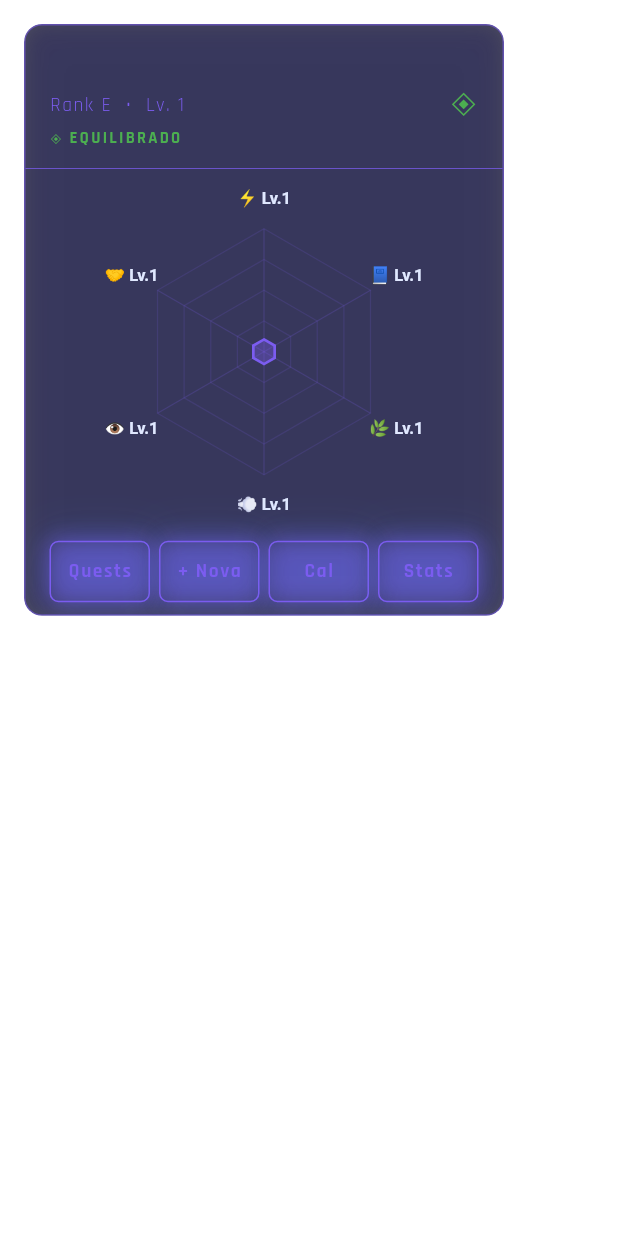
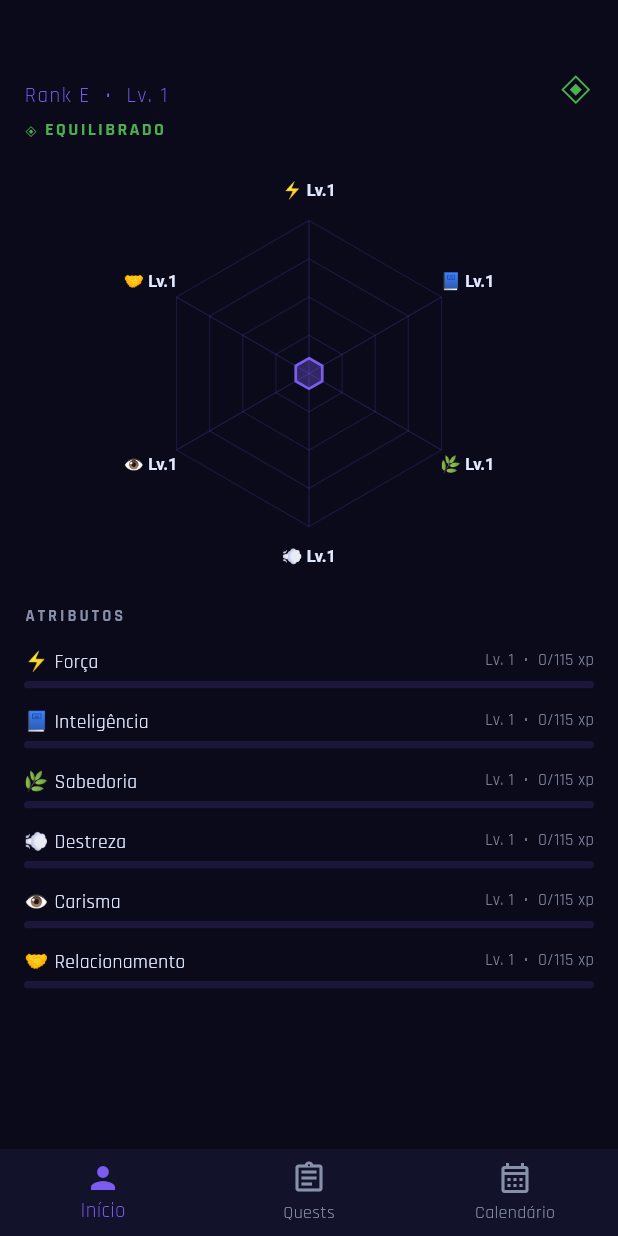
Before and after one commit to Victor-Pierobon/KingsPath, a Flutter app: the screen it shows once a user with an empty profile is signed in, on a phone screen of 412 x 824 dp. Run offline on Flutter 3.47's test engine with Material 3 defaults, Android fonts, the phone set to English and light mode, and no system bars; our stand-ins replace flutter_riverpod, google_fonts, supabase_flutter; missing offline and left inert: window_manager; accounts and stored records are empty.

Commit message:
arrumando as telas da versão mobile

```diff
--- a/lib/app.dart
+++ b/lib/app.dart
@@ -1,3 +1,4 @@
+import 'package:flutter/foundation.dart' show defaultTargetPlatform, TargetPlatform;
 import 'package:flutter/material.dart';
 import 'package:flutter_riverpod/flutter_riverpod.dart';
 import 'package:google_fonts/google_fonts.dart';
@@ -5,6 +6,7 @@ import 'package:supabase_flutter/supabase_flutter.dart';
 import 'core/constants/app_colors.dart';
 import 'features/auth/auth_screen.dart';
 import 'features/dashboard/dashboard_panel.dart';
+import 'features/mobile/mobile_home.dart';
 import 'features/quests/quest_board_panel.dart';
 
 class KingsPathApp extends StatelessWidget {
@@ -97,6 +99,10 @@ class _AppInitializerState extends ConsumerState<_AppInitializer>
     if (mounted) setState(() => _loading = false);
   }
 
+  bool get _isMobile =>
+      defaultTargetPlatform == TargetPlatform.android ||
+      defaultTargetPlatform == TargetPlatform.iOS;
+
   @override
   Widget build(BuildContext context) {
     if (_error != null) {
@@ -136,6 +142,6 @@ class _AppInitializerState extends ConsumerState<_AppInitializer>
         ),
       );
     }
-    return const DashboardPanel();
+    return _isMobile ? const MobileHome() : const DashboardPanel();
   }
 }
--- /dev/null
+++ b/lib/features/mobile/mobile_home.dart
@@ -0,0 +1,259 @@
+import 'package:flutter/material.dart';
+import 'package:flutter_riverpod/flutter_riverpod.dart';
+import '../../core/constants/app_colors.dart';
+import '../../core/models/attribute.dart';
+import '../../core/utils/xp_calculator.dart';
+import '../dashboard/dashboard_panel.dart';
+import '../dashboard/radar_chart_widget.dart';
+import '../quests/quest_board_panel.dart';
+import '../quests/create_quest_panel.dart';
+import '../calendar/calendar_panel.dart';
+
+class MobileHome extends ConsumerStatefulWidget {
+  const MobileHome({super.key});
+
+  @override
+  ConsumerState<MobileHome> createState() => _MobileHomeState();
+}
+
+class _MobileHomeState extends ConsumerState<MobileHome> {
+  int _tab = 0;
+
+  void _openCreate() {
+    showModalBottomSheet(
+      context: context,
+      isScrollControlled: true,
+      backgroundColor: Colors.transparent,
+      builder: (ctx) => Padding(
+        padding: EdgeInsets.only(bottom: MediaQuery.of(ctx).viewInsets.bottom),
+        child: SingleChildScrollView(
+          child: CreateQuestPanel(onClose: () => Navigator.pop(ctx)),
+        ),
+      ),
+    );
+  }
+
+  @override
+  Widget build(BuildContext context) {
+    return Scaffold(
+      backgroundColor: AppColors.background,
+      body: SafeArea(
+        child: IndexedStack(
+          index: _tab,
+          children: const [
+            _DashTab(),
+            _QuestsTab(),
+            _CalendarTab(),
+          ],
+        ),
+      ),
+      floatingActionButton: _tab == 1
+          ? FloatingActionButton(
+              backgroundColor: AppColors.accent,
+              onPressed: _openCreate,
+              child: const Icon(Icons.add, color: Colors.black87),
+            )
+          : null,
+      bottomNavigationBar: BottomNavigationBar(
+        currentIndex: _tab,
+        onTap: (i) => setState(() => _tab = i),
+        backgroundColor: AppColors.surface,
+        selectedItemColor: AppColors.accent,
+        unselectedItemColor: AppColors.textMuted,
+        items: const [
+          BottomNavigationBarItem(
+            icon: Icon(Icons.person_outline),
+            activeIcon: Icon(Icons.person),
+            label: 'Início',
+          ),
+          BottomNavigationBarItem(
+            icon: Icon(Icons.assignment_outlined),
+            activeIcon: Icon(Icons.assignment),
+            label: 'Quests',
+          ),
+          BottomNavigationBarItem(
+            icon: Icon(Icons.calendar_month_outlined),
+            activeIcon: Icon(Icons.calendar_month),
+            label: 'Calendário',
+          ),
+        ],
+      ),
+    );
+  }
+}
+
+class _DashTab extends ConsumerWidget {
+  const _DashTab();
+
+  @override
+  Widget build(BuildContext context, WidgetRef ref) {
+    final player = ref.watch(playerProvider);
+    final info = player.archetypeInfo;
+
+    return SingleChildScrollView(
+      padding: const EdgeInsets.fromLTRB(16, 20, 16, 16),
+      child: Column(
+        crossAxisAlignment: CrossAxisAlignment.start,
+        children: [
+          // Header
+          Row(
+            children: [
+              Expanded(
+                child: Column(
+                  crossAxisAlignment: CrossAxisAlignment.start,
+                  children: [
+                    Text(
+                      player.name.toUpperCase(),
+                      style: const TextStyle(
+                        color: AppColors.text,
+                        fontSize: 22,
+                        fontWeight: FontWeight.bold,
+                        letterSpacing: 2,
+                      ),
+                    ),
+                    const SizedBox(height: 2),
+                    Text(
+                      'Rank ${player.rank.name}  •  Lv. ${player.globalLevel}',
+                      style: const TextStyle(
+                        color: AppColors.accent,
+                        fontSize: 14,
+                        letterSpacing: 1,
+                      ),
+                    ),
+                    const SizedBox(height: 4),
+                    Row(
+                      children: [
+                        Text(info.icon, style: TextStyle(fontSize: 12, color: info.color)),
+                        const SizedBox(width: 4),
+                        Text(
+                          info.label.toUpperCase(),
+                          style: TextStyle(
+                            color: info.color,
+                            fontSize: 12,
+                            fontWeight: FontWeight.bold,
+                            letterSpacing: 1.5,
+                          ),
+                        ),
+                        if (player.archetype.name != 'equilibrado') ...[
+                          const SizedBox(width: 8),
+                          _archetypeBadge(player, info.color),
+                        ],
+                      ],
+                    ),
+                  ],
+                ),
+              ),
+              Text(info.icon, style: TextStyle(fontSize: 32, color: info.color)),
+            ],
+          ),
+          const SizedBox(height: 24),
+          // Radar chart
+          SizedBox(
+            height: 260,
+            child: RadarChartWidget(attributes: player.attributes),
+          ),
+          const SizedBox(height: 24),
+          // Attribute bars
+          const Text(
+            'ATRIBUTOS',
+            style: TextStyle(
+              color: AppColors.textMuted,
+              fontSize: 11,
+              letterSpacing: 2,
+              fontWeight: FontWeight.bold,
+            ),
+          ),
+          const SizedBox(height: 12),
+          ...player.attributes.map((a) => _AttributeBar(attribute: a)),
+        ],
+      ),
+    );
+  }
+
+  Widget _archetypeBadge(dynamic player, Color color) {
+    if (player.archetypeBonusUnlocked) {
+      return Container(
+        padding: const EdgeInsets.symmetric(horizontal: 6, vertical: 2),
+        decoration: BoxDecoration(
+          color: color.withValues(alpha: 0.15),
+          borderRadius: BorderRadius.circular(4),
+          border: Border.all(color: color.withValues(alpha: 0.6), width: 0.5),
+        ),
+        child: Text(
+          '+5% XP',
+          style: TextStyle(color: color, fontSize: 10, fontWeight: FontWeight.bold),
+        ),
+      );
+    }
+    return Text(
+      'Nv. ${player.archetypeLevel}/10',
+      style: TextStyle(color: color.withValues(alpha: 0.6), fontSize: 11),
+    );
+  }
+}
+
+class _AttributeBar extends StatelessWidget {
+  final Attribute attribute;
+
+  const _AttributeBar({required this.attribute});
+
+  @override
+  Widget build(BuildContext context) {
+    final xpNeeded = xpForLevel(attribute.level);
+    final progress = (attribute.currentXp / xpNeeded).clamp(0.0, 1.0);
+
+    return Padding(
+      padding: const EdgeInsets.only(bottom: 12),
+      child: Column(
+        crossAxisAlignment: CrossAxisAlignment.start,
+        children: [
+          Row(
+            children: [
+              Text('${attribute.icon} ${attribute.name}',
+                  style: const TextStyle(color: AppColors.text, fontSize: 13)),
+              const Spacer(),
+              Text(
+                'Lv. ${attribute.level}  •  ${attribute.currentXp}/$xpNeeded xp',
+                style: const TextStyle(color: AppColors.textMuted, fontSize: 11),
+              ),
+            ],
+          ),
+          const SizedBox(height: 4),
+          ClipRRect(
+            borderRadius: BorderRadius.circular(4),
+            child: LinearProgressIndicator(
+              value: progress,
+              minHeight: 5,
+              backgroundColor: AppColors.accent.withValues(alpha: 0.15),
+              valueColor: const AlwaysStoppedAnimation<Color>(AppColors.accent),
+            ),
+          ),
+        ],
+      ),
+    );
+  }
+}
+
+class _QuestsTab extends StatelessWidget {
+  const _QuestsTab();
+
+  @override
+  Widget build(BuildContext context) {
+    return SingleChildScrollView(
+      padding: const EdgeInsets.all(8),
+      child: QuestBoardPanel(onClose: () {}, mobileMode: true),
+    );
+  }
+}
+
+class _CalendarTab extends StatelessWidget {
+  const _CalendarTab();
+
+  @override
+  Widget build(BuildContext context) {
+    return SingleChildScrollView(
+      padding: const EdgeInsets.all(8),
+      child: CalendarPanel(onClose: () {}, mobileMode: true),
+    );
+  }
+}
--- a/lib/widgets/floating_window.dart
+++ b/lib/widgets/floating_window.dart
@@ -1,3 +1,4 @@
+import 'dart:math' show min;
 import 'dart:ui';
 import 'package:flutter/material.dart';
 import '../core/constants/app_colors.dart';
@@ -16,12 +17,14 @@ class FloatingWindow extends StatelessWidget {
 
   @override
   Widget build(BuildContext context) {
+    final screenWidth = MediaQuery.of(context).size.width;
+    final effectiveWidth = width != null ? min(width!, screenWidth - 16) : null;
     return ClipRRect(
       borderRadius: BorderRadius.circular(12),
       child: BackdropFilter(
         filter: ImageFilter.blur(sigmaX: 14, sigmaY: 14),
         child: Container(
-          width: width,
+          width: effectiveWidth,
           height: height,
           decoration: BoxDecoration(
             color: const Color(0xFF0A0A1A).withValues(alpha: 0.70),
```
Also changed, not shown: lib/features/calendar/calendar_panel.dart (+10 -8 lines), lib/features/quests/quest_board_panel.dart (+28 -13 lines).
